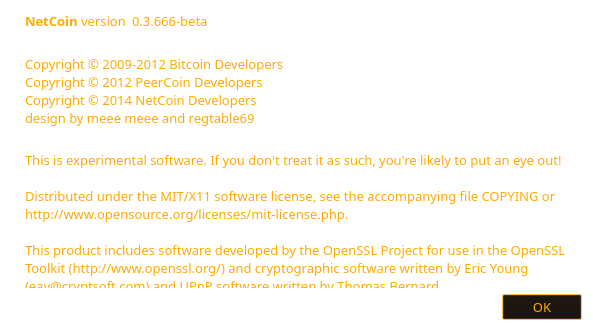
Qt form src/qt/forms/aboutdialog.ui (netcoinfoundation/netcoin) before a commit.
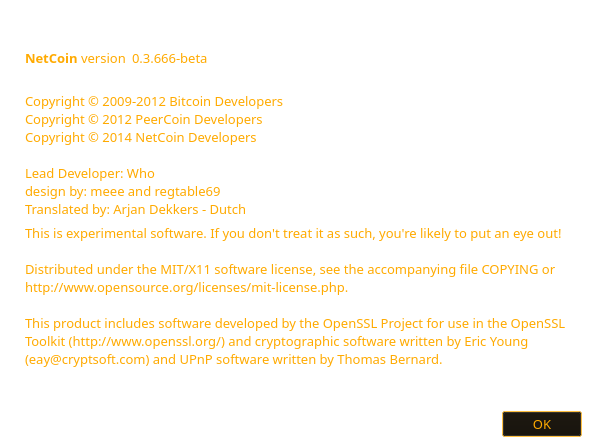
The same form after that commit. Icons and pictures are not drawn.

Commit message: Updated about dialog

```diff
--- a/src/qt/forms/aboutdialog.ui
+++ b/src/qt/forms/aboutdialog.ui
@@ -7,7 +7,7 @@
     <x>0</x>
     <y>0</y>
     <width>593</width>
-    <height>331</height>
+    <height>448</height>
    </rect>
   </property>
   <property name="palette">
@@ -2252,8 +2252,10 @@
 Copyright © 2009-2012 Bitcoin Developers
 Copyright © 2012 PeerCoin Developers
 Copyright © 2014 NetCoin Developers
-design by meee meee and regtable69
-</string>
+
+Lead Developer: Who
+design by: meee and regtable69
+Translated by: Arjan Dekkers - Dutch</string>
        </property>
        <property name="textInteractionFlags">
         <set>Qt::LinksAccessibleByMouse|Qt::TextSelectableByKeyboard|Qt::TextSelectableByMouse</set>
```
